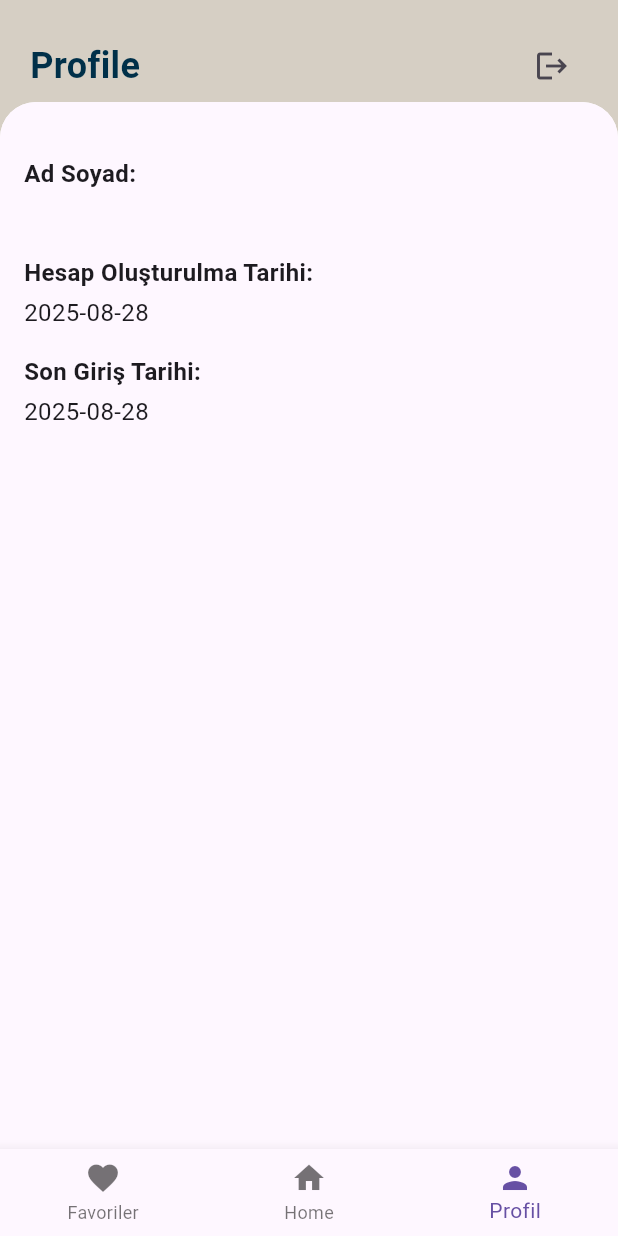
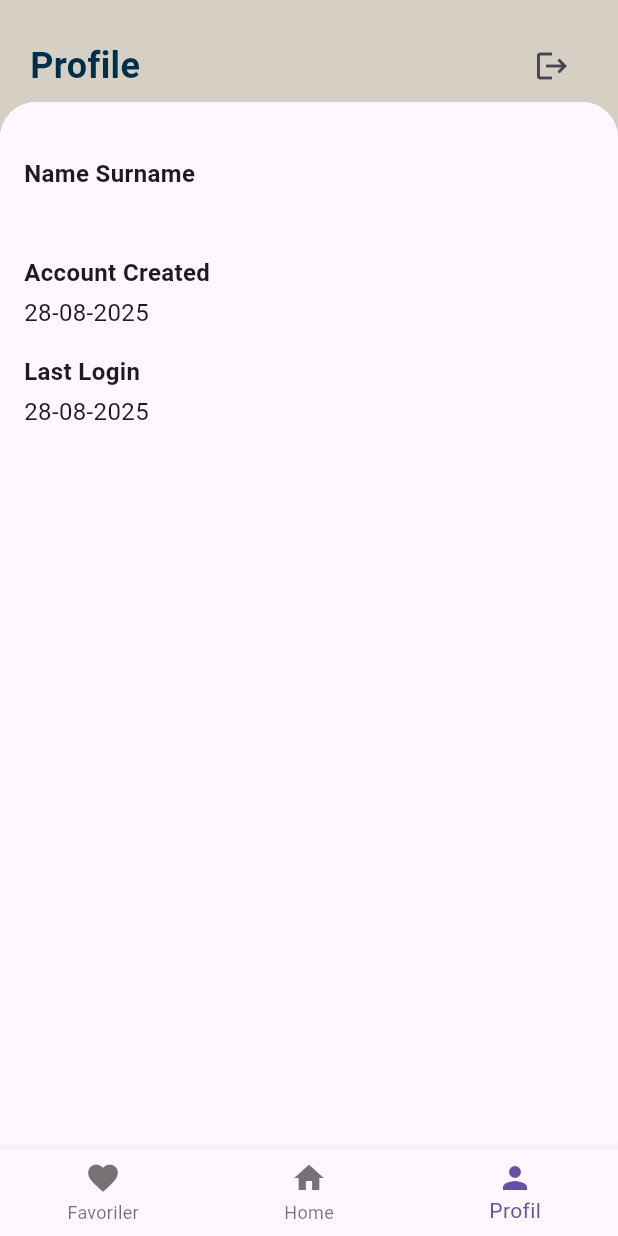
Before and after one commit to senadurgutt/travel_app, a Flutter app: the screen it shows once a user with an empty profile is signed in, item 3 of the bottom bar chosen, on a phone screen of 412 x 824 dp. Run offline on Flutter 3.47's test engine with Material 3 defaults, Android fonts, the phone set to English and light mode, and no system bars; our stand-ins replace cloud_firestore, firebase_auth, firebase_core, get, google_sign_in; accounts and stored records are empty; network calls fail; statements that could not run were skipped.

Commit message:
profil sayfasında dil dönüşümleri tamamlandı

```diff
--- a/lib/views/profile_page.dart
+++ b/lib/views/profile_page.dart
@@ -2,6 +2,7 @@ import 'package:flutter/material.dart';
 import 'package:get/get.dart';
 import 'package:travel_app/controllers/auth_controller.dart';
 import 'package:cloud_firestore/cloud_firestore.dart';
+import 'package:intl/intl.dart';
 
 class ProfilePage extends StatefulWidget {
   const ProfilePage({super.key});
@@ -35,11 +36,15 @@ class _ProfilePageState extends State<ProfilePage> {
     if (doc.exists) {
       setState(() {
         fullName = doc['fullName'] ?? '';
+
+        final DateFormat formatter = DateFormat('dd-MM-yyyy');
+
         createdAt = doc['createdAt'] != null
-            ? (doc['createdAt'] as Timestamp).toDate().toLocal().toString().split(' ')[0]
+            ? formatter.format((doc['createdAt'] as Timestamp).toDate())
             : '';
+
         lastLogin = doc['lastLogin'] != null
-            ? (doc['lastLogin'] as Timestamp).toDate().toLocal().toString().split(' ')[0]
+            ? formatter.format((doc['lastLogin'] as Timestamp).toDate())
             : '';
       });
     }
@@ -48,7 +53,6 @@ class _ProfilePageState extends State<ProfilePage> {
   @override
   Widget build(BuildContext context) {
     return Scaffold(
-
       body: Padding(
         padding: EdgeInsets.all(16),
         child: Column(
@@ -57,7 +61,7 @@ class _ProfilePageState extends State<ProfilePage> {
             SizedBox(height: 20),
 
             Text(
-              'Ad Soyad:',
+              'full_name'.tr,
               style: TextStyle(fontWeight: FontWeight.bold, fontSize: 16),
             ),
             SizedBox(height: 4),
@@ -65,7 +69,7 @@ class _ProfilePageState extends State<ProfilePage> {
 
             SizedBox(height: 16),
             Text(
-              'Hesap Oluşturulma Tarihi:',
+              'account_created'.tr,
               style: TextStyle(fontWeight: FontWeight.bold, fontSize: 16),
             ),
             SizedBox(height: 4),
@@ -73,7 +77,7 @@ class _ProfilePageState extends State<ProfilePage> {
 
             SizedBox(height: 16),
             Text(
-              'Son Giriş Tarihi:',
+              'last_login'.tr,
               style: TextStyle(fontWeight: FontWeight.bold, fontSize: 16),
             ),
             SizedBox(height: 4),
```
